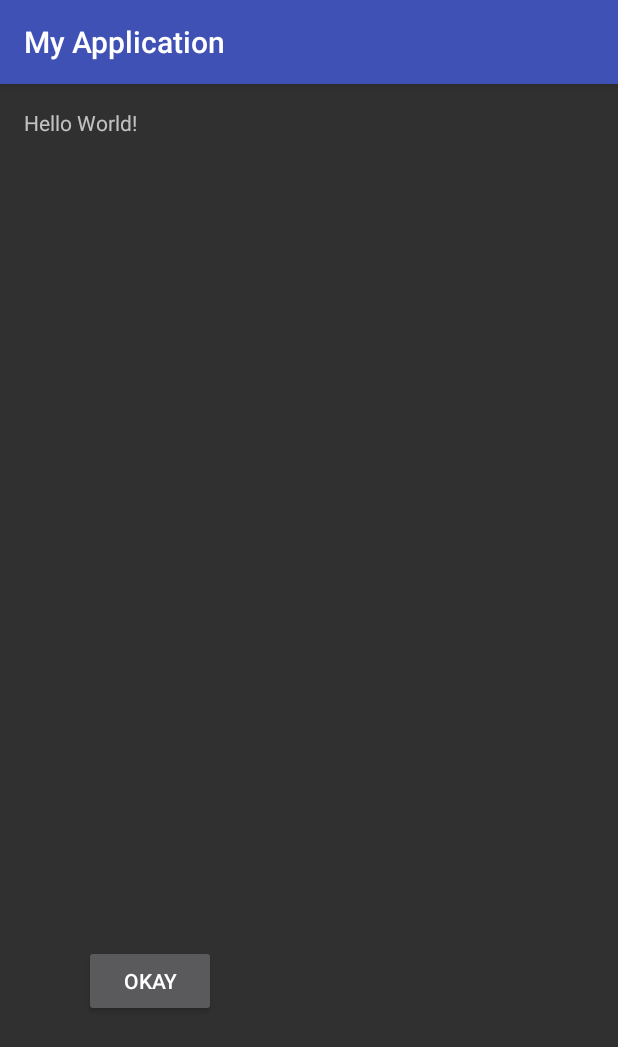
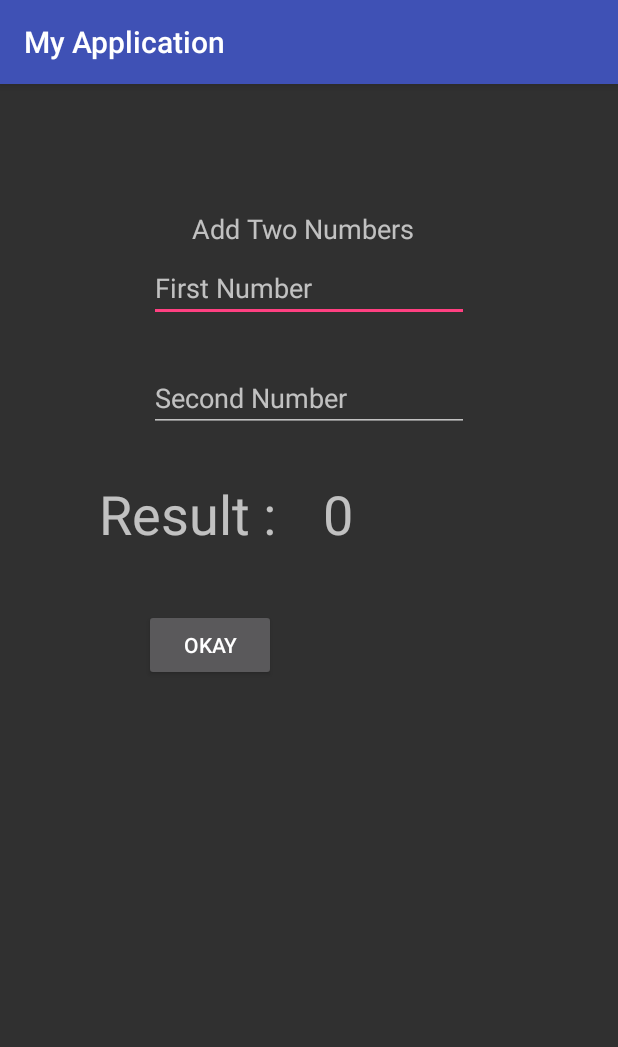
Before and after one commit to pranishres/android-tutorial, an Android app: the screen it shows after launch (MainActivity), after a tap on "OKAY", on a phone screen of 412 x 824 dp. Shown: the top 1047 px of the screen. Run offline under Robolectric (Android 15) with nearby library versions, the phone set to English and light mode, and no system bars; 2 statements that could not run were skipped.

Commit message:
Created Add 2 nummbers application.

```diff
--- a/app/build.gradle
+++ b/app/build.gradle
@@ -1,6 +1,7 @@
 apply plugin: 'com.android.application'
 
 android {
+
     compileSdkVersion 25
     buildToolsVersion "25.0.0"
     defaultConfig {
@@ -17,6 +18,10 @@ android {
             proguardFiles getDefaultProguardFile('proguard-android.txt'), 'proguard-rules.pro'
         }
     }
+
+    lintOptions {
+        abortOnError false
+    }
 }
 
 dependencies {
@@ -26,4 +31,5 @@ dependencies {
     })
     compile 'com.android.support:appcompat-v7:25.0.0'
     testCompile 'junit:junit:4.12'
+    compile 'com.android.support.constraint:constraint-layout:1.0.0-beta3'
 }
--- a/app/src/main/java/com/example/pranishres/myapplication/MainActivity.java
+++ b/app/src/main/java/com/example/pranishres/myapplication/MainActivity.java
@@ -3,6 +3,9 @@ package com.example.pranishres.myapplication;
 import android.support.v7.app.AppCompatActivity;
 import android.os.Bundle;
 import android.util.Log;
+import android.view.View;
+import android.widget.EditText;
+import android.widget.TextView;
 
 public class MainActivity extends AppCompatActivity {
 
@@ -11,7 +14,12 @@ public class MainActivity extends AppCompatActivity {
     @Override
     protected void onCreate(Bundle savedInstanceState) {
         super.onCreate(savedInstanceState);
-        setContentView(R.layout.activity_main); // sets the layout for the activity
+
+        // The Simple Hello World Activity
+//        setContentView(R.layout.activity_main);
+
+        // Activity which takes two numbers from user and adds it
+        setContentView(R.layout.add_two_numbers);
 
         // Printing Logs
         Log.i(MY_TAG, "onCreate()");
@@ -52,4 +60,32 @@ public class MainActivity extends AppCompatActivity {
         super.onRestart();
         Log.i(MY_TAG,"onRestart()");
     }
+
+    /**
+     * Layout name :- add_two_numbers
+     * Method Type :- Handle button click event
+     * Purpose     :- Take the values for 2 numbers provided by the user and display the sum result.
+     * @param v
+     */
+    public void onButtonClick(View v){
+
+        Log.i(MY_TAG , " Button click event executed successfully ");
+
+        // Getting the components with its id and then converting explicitly to its Class
+
+        // Getting the edit text with its id. Then convert explicitly to EditText
+        EditText e1 = (EditText) findViewById(R.id.editText_firstNumber);
+        EditText e2 = (EditText) findViewById(R.id.editText_secondNumber);
+
+        TextView t1 = (TextView) findViewById(R.id.txtView_ResultPrint);
+
+        // Getting integer values from the text fields
+        int number1 =  Integer.parseInt(e1.getText().toString());
+        int number2 = Integer.parseInt(e2.getText().toString());
+
+        Log.i(MY_TAG, "The sum is : " + (number1+number2));
+
+        t1.setText(Integer.toString(number1+number2));
+
+    }
 }
--- /dev/null
+++ b/app/src/main/res/layout/add_two_numbers.xml
@@ -0,0 +1,77 @@
+<?xml version="1.0" encoding="utf-8"?>
+<RelativeLayout xmlns:android="http://schemas.android.com/apk/res/android"
+    xmlns:tools="http://schemas.android.com/tools"
+    android:layout_width="match_parent" android:layout_height="match_parent">
+
+    <EditText
+        android:layout_width="wrap_content"
+        android:layout_height="wrap_content"
+        android:inputType="textPersonName"
+        android:ems="10"
+        android:id="@+id/editText_firstNumber"
+        android:hint="First Number"
+        android:layout_alignParentTop="true"
+        android:layout_centerHorizontal="true"
+        android:layout_marginTop="113dp" />
+
+    <TextView
+        android:text="Add Two Numbers"
+        android:layout_width="wrap_content"
+        android:layout_height="wrap_content"
+        android:layout_marginBottom="50dp"
+        android:id="@+id/textView"
+        android:textSize="18sp"
+        android:layout_above="@+id/editText_secondNumber"
+        android:layout_alignRight="@+id/editText_firstNumber"
+        android:layout_alignEnd="@+id/editText_firstNumber"
+        android:layout_marginRight="36dp"
+        android:layout_marginEnd="36dp" />
+
+    <EditText
+        android:layout_width="wrap_content"
+        android:layout_height="wrap_content"
+        android:inputType="textPersonName"
+        android:ems="10"
+        android:layout_marginTop="28dp"
+        android:id="@+id/editText_secondNumber"
+        android:hint="Second Number"
+        android:layout_below="@+id/editText_firstNumber"
+        android:layout_alignLeft="@+id/editText_firstNumber"
+        android:layout_alignStart="@+id/editText_firstNumber" />
+
+    <TextView
+        android:text="Result :"
+        android:layout_width="wrap_content"
+        android:layout_height="wrap_content"
+        android:id="@+id/txtView_Result"
+        android:textSize="36sp"
+        android:layout_below="@+id/editText_secondNumber"
+        android:layout_alignParentLeft="true"
+        android:layout_alignParentStart="true"
+        android:layout_marginLeft="66dp"
+        android:layout_marginStart="66dp"
+        android:layout_marginTop="30dp" />
+
+    <Button
+        android:text="Okay"
+        android:layout_width="wrap_content"
+        android:layout_height="wrap_content"
+        android:id="@+id/btn_okay"
+        android:onClick="onButtonClick"
+        android:layout_below="@+id/txtView_ResultPrint"
+        android:layout_toLeftOf="@+id/txtView_ResultPrint"
+        android:layout_toStartOf="@+id/txtView_ResultPrint"
+        android:layout_marginTop="38dp" />
+
+    <TextView
+        android:layout_width="150dp"
+        android:layout_height="50dp"
+        android:id="@+id/txtView_ResultPrint"
+        android:textSize="36sp"
+        android:layout_alignTop="@+id/txtView_Result"
+        android:layout_toRightOf="@+id/txtView_Result"
+        android:layout_toEndOf="@+id/txtView_Result"
+        android:layout_marginLeft="31dp"
+        android:layout_marginStart="31dp" />
+
+</RelativeLayout>
```
Also changed, not shown: 2 other files.
